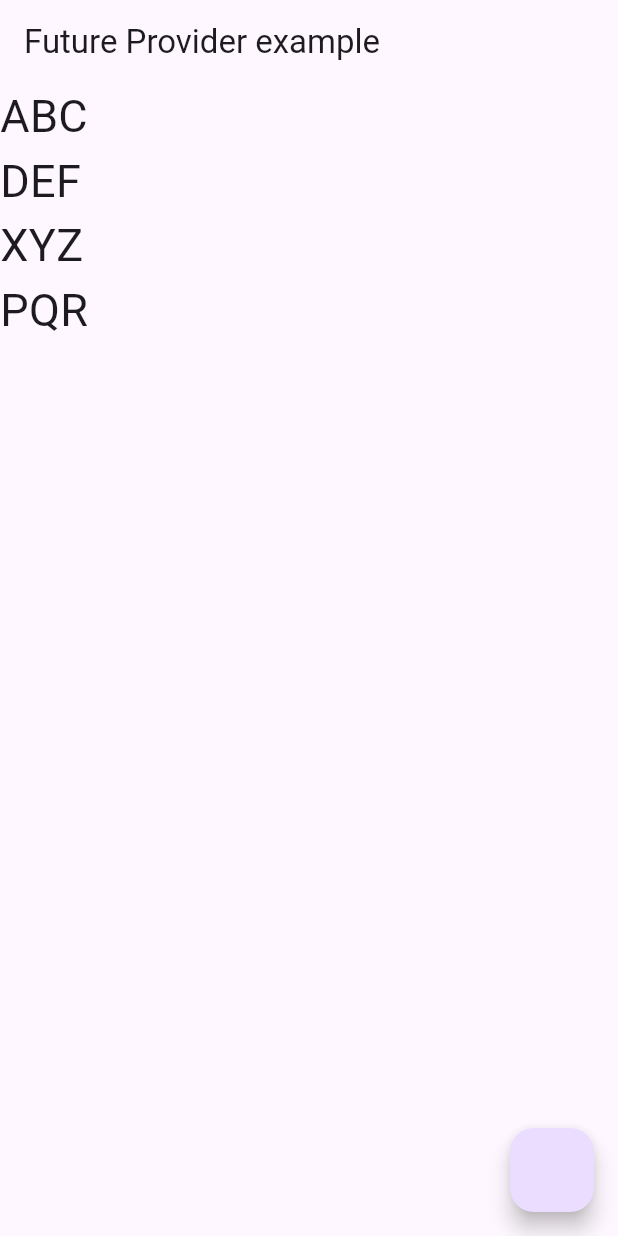
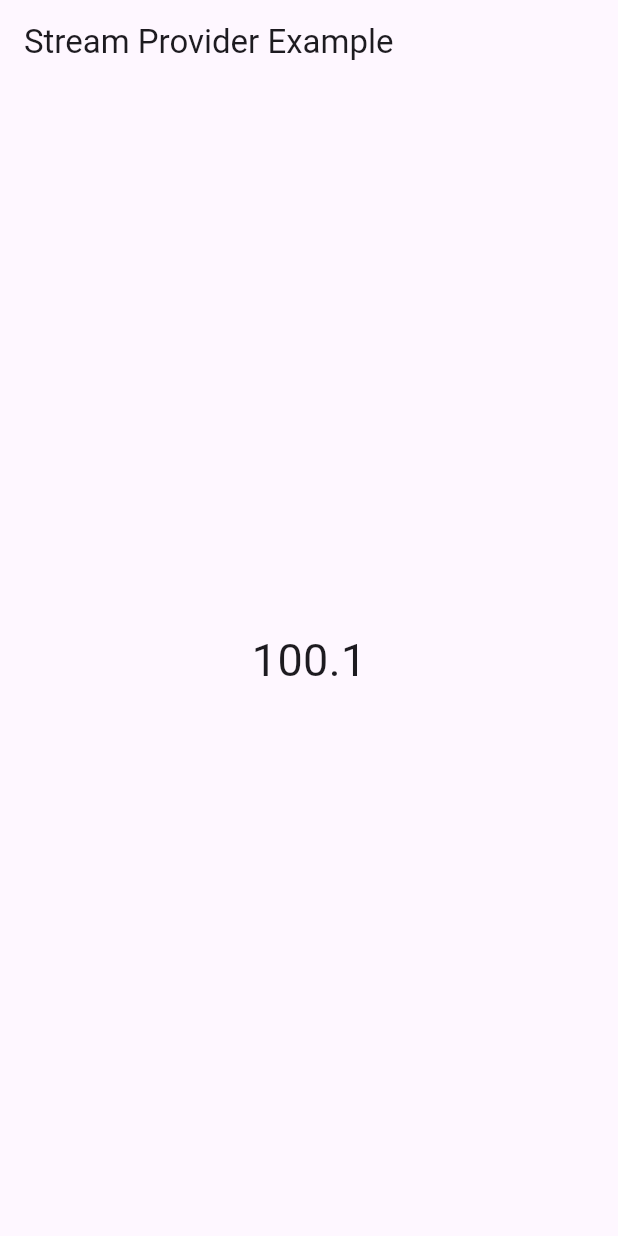
Before and after one commit to TejasD36/riverpod_demo, a Flutter app: the screen it shows after launch, on a phone screen of 412 x 824 dp. Run offline on Flutter 3.47's test engine with Material 3 defaults, Android fonts, the phone set to English and light mode, and no system bars; our stand-ins replace flutter_riverpod, riverpod.

Commit message:
Stream Provider

```diff
--- /dev/null
+++ b/lib/lec_9/home_screen.dart
@@ -0,0 +1,33 @@
+import 'package:flutter/material.dart';
+import 'package:flutter_riverpod/flutter_riverpod.dart';
+import 'package:riverpod_demo/lec_9/stream_provider.dart';
+
+class HomeScreen extends ConsumerWidget {
+  const HomeScreen({super.key});
+
+  @override
+  Widget build(BuildContext context, WidgetRef ref) {
+    return Scaffold(
+      appBar: AppBar(title: Text("Stream Provider Example")),
+      body: Consumer(
+        builder: (context, ref, child) {
+          final provider = ref.watch(stockPriceProvider);
+          return Container(
+            alignment: Alignment.center,
+            child: provider.when(
+              data: (price) => Text(price.toString(), style: TextStyle(fontSize: 30)),
+              error: (error, stack) => TextButton(
+                onPressed: () {
+                  ref.invalidate(stockPriceProvider);
+                },
+                child: Text("Error: ${error.toString()}", style: TextStyle(fontSize: 30)),
+              ),
+              loading: () => CircularProgressIndicator(),
+              skipLoadingOnRefresh: false,
+            ),
+          );
+        },
+      ),
+    );
+  }
+}
--- /dev/null
+++ b/lib/lec_9/stream_provider.dart
@@ -0,0 +1,14 @@
+import 'dart:math';
+
+import 'package:riverpod/riverpod.dart';
+
+final stockPriceProvider = StreamProvider<double>((ref) async* {
+  final random = Random();
+  double currentPrice = 100; //Starting stock Price
+
+  while (true) {
+    await Future.delayed(Duration(seconds: 1));
+    currentPrice += random.nextDouble() * 4 - 2;
+    yield double.parse(currentPrice.toStringAsFixed(2));
+  }
+});
--- a/lib/main.dart
+++ b/lib/main.dart
@@ -1,6 +1,6 @@
 import 'package:flutter/material.dart';
 import 'package:flutter_riverpod/flutter_riverpod.dart';
-import 'package:riverpod_demo/lec_8/home_screen.dart';
+import 'package:riverpod_demo/lec_9/home_screen.dart';
 
 void main() {
   runApp(const MyApp());
```
